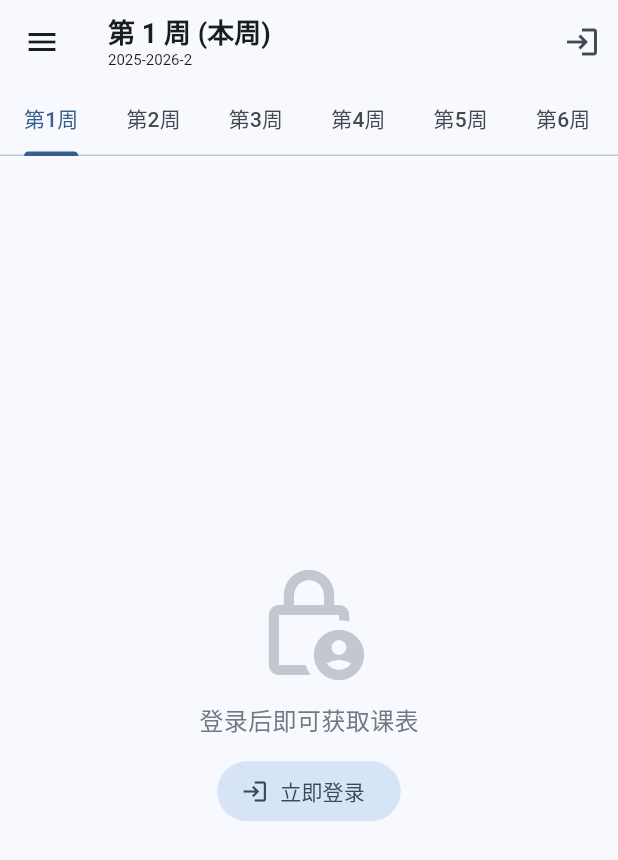
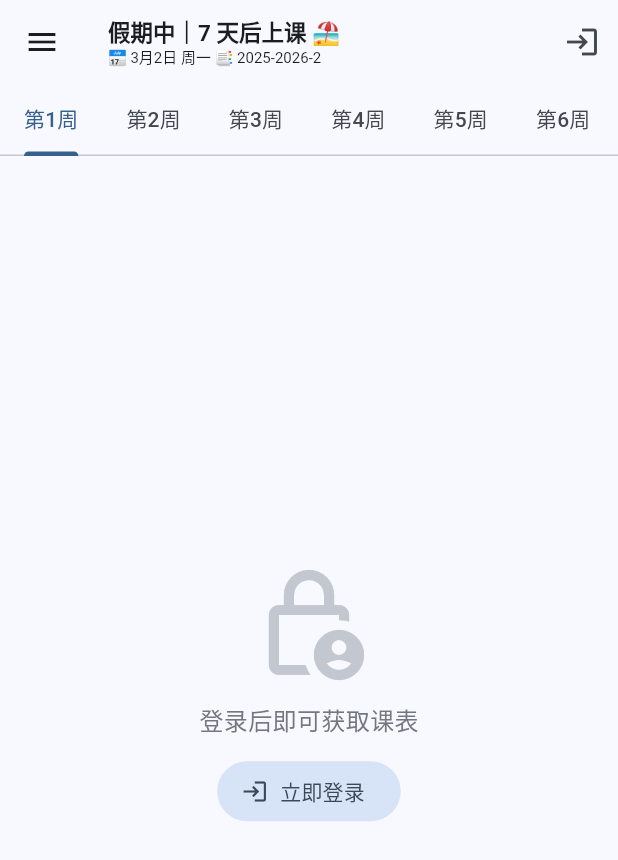
Before and after one commit to wzk0/zhanghuan, a Flutter app: the screen it shows after launch, on a phone screen of 412 x 824 dp. Shown: the top 860 px of the screen. Run offline on Flutter 3.47's test engine with Material 3 defaults, Android fonts, the phone set to English and light mode, and no system bars; our stand-ins replace fluttertoast, package_info_plus, shared_preferences; missing offline and left inert: flutter_inappwebview; network calls fail; Roboto replaces fonts that are missing (MiSans).

Commit message:
feat(widget): 优化课表数据显示逻辑并添加倒计时功能
- 修改 _loadScheduleData 方法，添加强制刷新参数和错误处理
- 优化网络请求参数传递方式，改进数据解析逻辑
- 添加课程开始前的倒计时显示功能
- 修复学期开始日期计算逻辑，处理学期前的特殊情况
- 更新UI显示，添加当前日期和星期信息
- 改进加载状态管理，优化用户体验

refactor(date_util): 重构日期计算工具类

- 修复 getCurrentWeek 方法中的负数周数问题
- 新增 getDaysUntilStart 方法用于计算到学期开始的天数
- 优化日期比较逻辑，提升计算准确性

docs(release): 更新发布说明文案

- 调整发布说明标题从"更新说明"为"说明"
- 更新自动编译描述，明确标注由 GitHub CI 执行

```diff
--- a/lib/utils/date_util.dart
+++ b/lib/utils/date_util.dart
@@ -1,30 +1,46 @@
 class DateUtil {
   static int getCurrentWeek(String startDateStr) {
     if (startDateStr.isEmpty) return 1;
-
     try {
       DateTime now = DateTime.now();
       DateTime startDate = DateTime.parse(startDateStr);
-
       DateTime startMonday = startDate.subtract(
         Duration(days: startDate.weekday - 1),
       );
-
       startMonday = DateTime(
         startMonday.year,
         startMonday.month,
         startMonday.day,
       );
       DateTime today = DateTime(now.year, now.month, now.day);
-
       final difference = today.difference(startMonday).inDays;
-
+      if (today.isBefore(startMonday)) {
+        return (difference / 7).floor();
+      }
       int currentWeek = (difference / 7).floor() + 1;
-
-      if (currentWeek < 1) return 1;
       return currentWeek;
     } catch (e) {
       return 1;
+    }
+  }
+
+  static int getDaysUntilStart(String startDateStr) {
+    if (startDateStr.isEmpty) return 0;
+    try {
+      DateTime now = DateTime.now();
+      DateTime today = DateTime(now.year, now.month, now.day);
+      DateTime startDate = DateTime.parse(startDateStr);
+      DateTime startMonday = startDate.subtract(
+        Duration(days: startDate.weekday - 1),
+      );
+      startMonday = DateTime(
+        startMonday.year,
+        startMonday.month,
+        startMonday.day,
+      );
+      return startMonday.difference(today).inDays;
+    } catch (e) {
+      return 0;
     }
   }
 
--- a/lib/widget_tree.dart
+++ b/lib/widget_tree.dart
@@ -88,19 +88,28 @@ class _WidgetTreeState extends State<WidgetTree> with TickerProviderStateMixin {
     }
   }
 
-  Future<void> _loadScheduleData() async {
+  Future<void> _loadScheduleData({bool forceRefresh = false}) async {
     if (!_isLoggedIn || _currentSelected == null) return;
+    if (_rawScheduleData.isEmpty || forceRefresh) {
       setState(() => _isSyncing = true);
+    }
     String scheduleUrl =
-        "https://eams.tjzhic.edu.cn/student/for-std/course-table/semester/${_currentSelected!.id}/print-data?semesterId=${_currentSelected!.id}&hasExperiment=true";
+        "https://eams.tjzhic.edu.cn/student/for-std/course-table/semester/${_currentSelected!.id}/print-data";
+    Map<String, dynamic> params = {
+      "semesterId": _currentSelected!.id.toString(),
+      "hasExperiment": "true",
+    };
+    try {
       final data = await NetworkService().request(
         scheduleUrl,
-      queryParameters: {},
+        queryParameters: params,
       );
       if (data != null && mounted) {
+        var vms = data['studentTableVms'];
+        if (vms != null && vms.isNotEmpty) {
+          var student = vms[0];
           setState(() {
-        _rawScheduleData = data['studentTableVms'][0]['activities'] ?? [];
-        var student = data['studentTableVms'][0];
+            _rawScheduleData = student['activities'] ?? [];
             _studentInfo = {
               "name": student['name'] ?? "未知",
               "code": student['code'] ?? "未知",
@@ -109,7 +118,16 @@ class _WidgetTreeState extends State<WidgetTree> with TickerProviderStateMixin {
             };
           });
         }
+      } else {
+        if (_rawScheduleData.isEmpty) {
+          Fluttertoast.showToast(msg: "无法获取数据，请检查网络连接");
+        }
+      }
+    } catch (e) {
+      debugPrint("加载异常: $e");
+    } finally {
       if (mounted) setState(() => _isSyncing = false);
+    }
   }
 
   Future<void> _handleAuthOrRefresh() async {
@@ -230,13 +248,13 @@ class _WidgetTreeState extends State<WidgetTree> with TickerProviderStateMixin {
               Text(
                 _dynamicTitle,
                 style: const TextStyle(
-                  fontSize: 18,
+                  fontSize: 15,
                   fontWeight: FontWeight.bold,
                 ),
               ),
               if (_currentSelected != null)
                 Text(
-                  _currentSelected!.name,
+                  '📅 ${getDate()} 📑 ${_currentSelected!.name}',
                   style: const TextStyle(fontSize: 10),
                 ),
             ],
@@ -479,12 +497,25 @@ class _WidgetTreeState extends State<WidgetTree> with TickerProviderStateMixin {
 
   String get _dynamicTitle {
     if (_selectedIndex != 0) return _currentTitle;
+    if (_currentSelected == null) return '掌环';
+    int realWeek = DateUtil.getCurrentWeek(_currentSelected!.startDate);
+    if (realWeek < 1) {
+      int daysLeft = DateUtil.getDaysUntilStart(_currentSelected!.startDate);
+      if (daysLeft > 0) {
+        return "假期中│$daysLeft 天后上课 🏖️";
+      } else {
+        return "即将开学 🚀";
+      }
+    }
+    if (realWeek > 20) return "学期已结束 🎓";
     int viewWeek = _tabController.index + 1;
-    if (_currentSelected != null) {
-      int realWeek = DateUtil.getCurrentWeek(_currentSelected!.startDate);
-      if (realWeek < 1 || realWeek > 20) return "假期中🥤";
     return '第 $viewWeek 周${(viewWeek == realWeek) ? ' (本周)' : ''}';
   }
-    return '掌环';
+
+  String getDate() {
+    final weekDays = ["", "周一", "周二", "周三", "周四", "周五", "周六", "周日"];
+    final now = DateTime.now();
+    String dateString = "${now.month}月${now.day}日 ${weekDays[now.weekday]}";
+    return dateString;
   }
 }
```
Also changed, not shown: 1 other file. Lines whose indentation alone changed are shown as unchanged.
